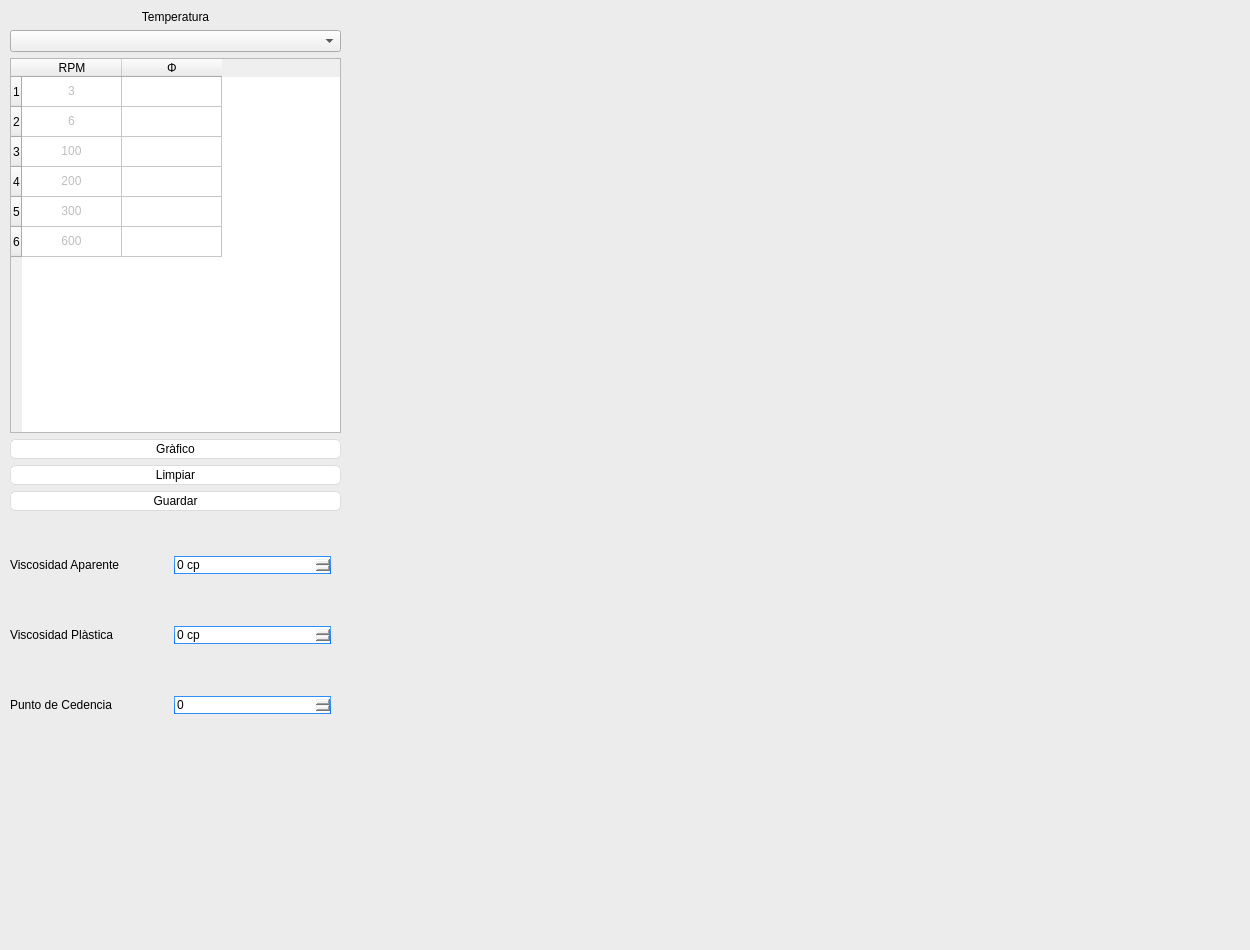
This is grafica1.ui in CyberPunk-Josh/Reological_Model as Qt 5 draws it before an edit. The edited form follows.
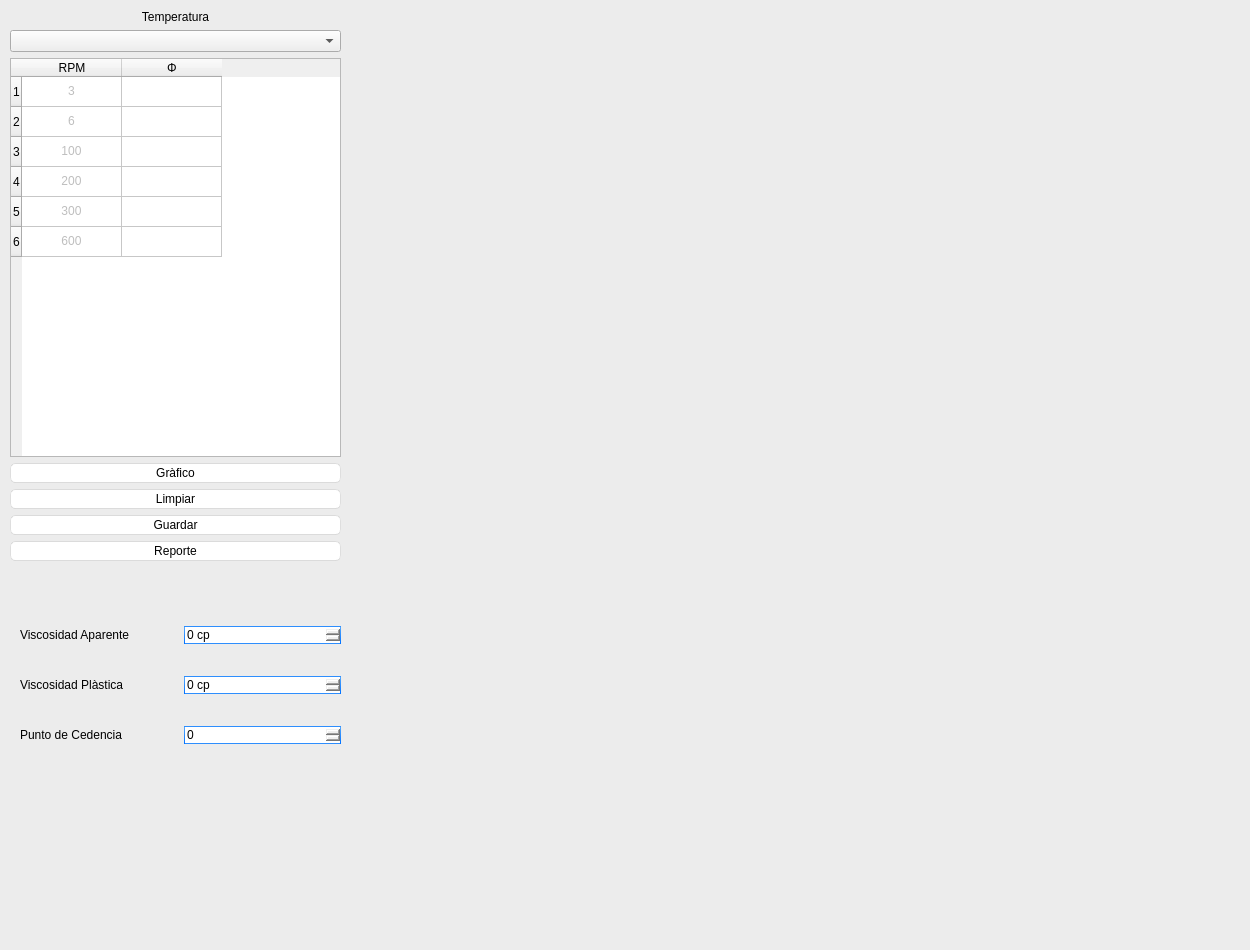
This is the edited form. Custom widgets are drawn as their Qt base class.

Commit message: Excel report automation

The edit to the form file:
```diff
--- a/grafica1.ui
+++ b/grafica1.ui
@@ -600,7 +600,7 @@
       <x>10</x>
       <y>10</y>
       <width>331</width>
-      <height>501</height>
+      <height>551</height>
      </rect>
     </property>
     <layout class="QVBoxLayout" name="verticalLayout">
@@ -748,15 +748,22 @@
        </property>
       </widget>
      </item>
+     <item>
+      <widget class="QPushButton" name="reporte_Button">
+       <property name="text">
+        <string>Reporte</string>
+       </property>
+      </widget>
+     </item>
     </layout>
    </widget>
    <widget class="QWidget" name="gridLayoutWidget">
     <property name="geometry">
      <rect>
-      <x>10</x>
-      <y>510</y>
+      <x>20</x>
+      <y>600</y>
       <width>321</width>
-      <height>251</height>
+      <height>171</height>
      </rect>
     </property>
     <layout class="QGridLayout" name="gridLayout">
```
The commit also changes 2 other files.
